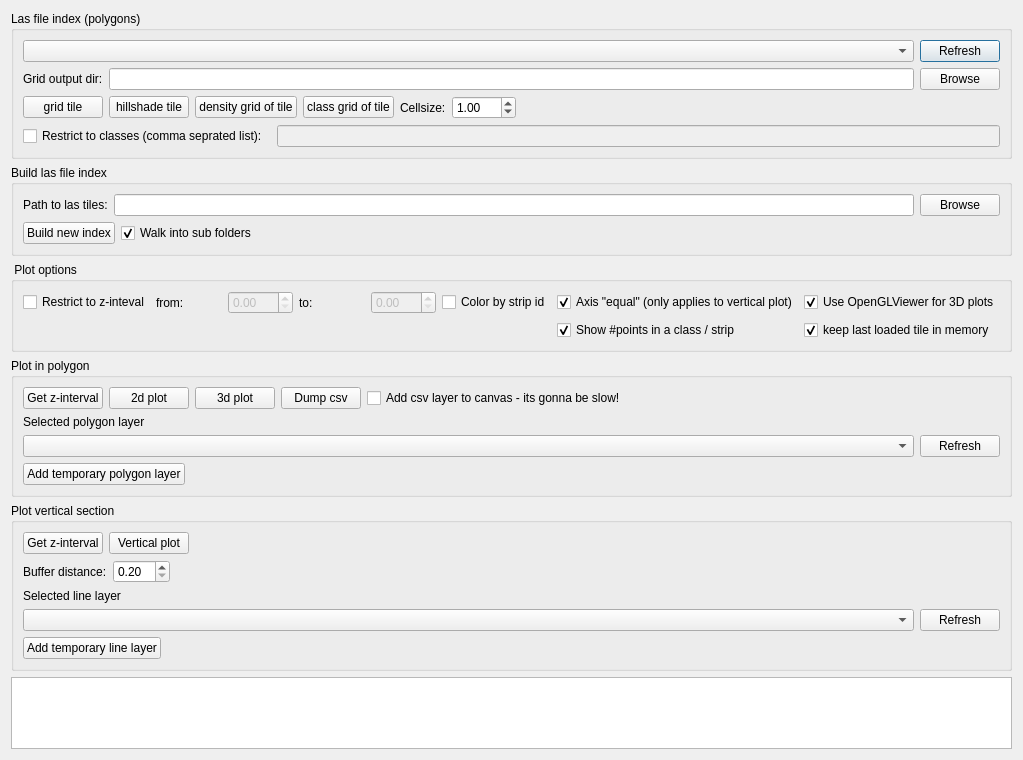
Old version of the form pcplot/Ui_PcPlot.ui in the repository SDFIdk/DHMQC.
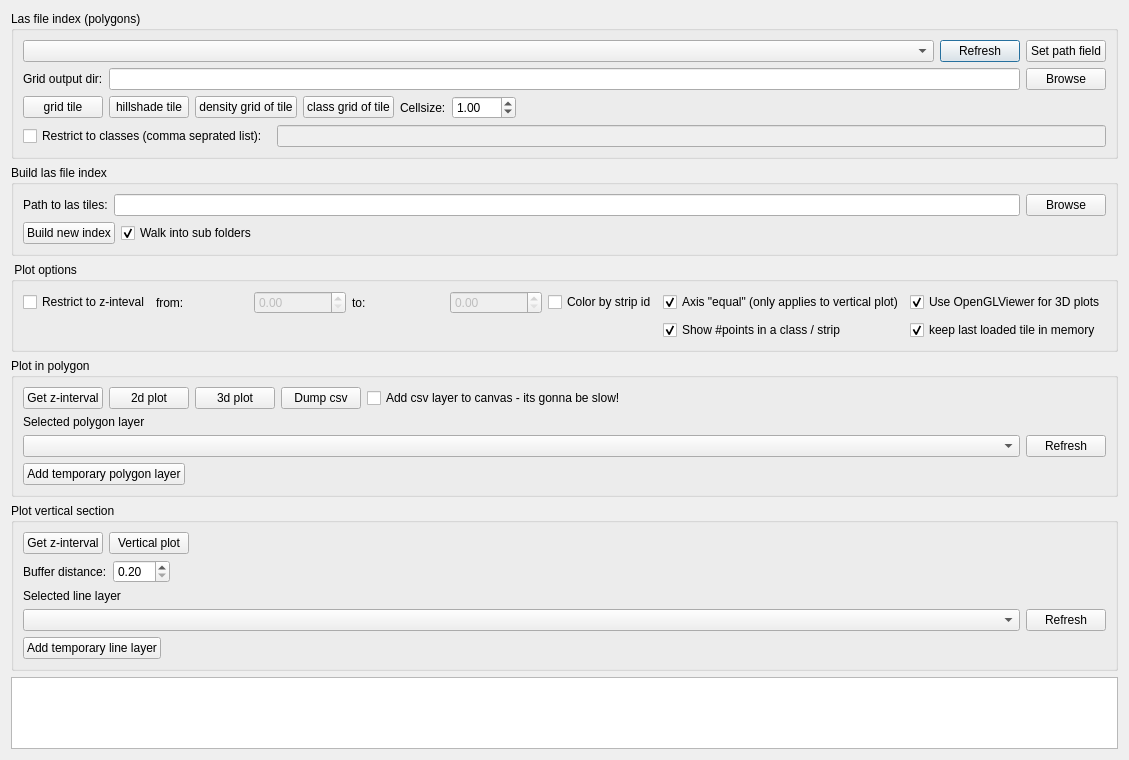
New version of the form.

```diff
--- a/pcplot/Ui_PcPlot.ui
+++ b/pcplot/Ui_PcPlot.ui
@@ -6,7 +6,7 @@
    <rect>
     <x>0</x>
     <y>0</y>
-    <width>1023</width>
+    <width>1129</width>
     <height>760</height>
    </rect>
   </property>
@@ -38,6 +38,19 @@
           </property>
          </widget>
         </item>
+        <item>
+         <widget class="QPushButton" name="bt_set_index_path_field">
+          <property name="sizePolicy">
+           <sizepolicy hsizetype="Fixed" vsizetype="Fixed">
+            <horstretch>0</horstretch>
+            <verstretch>0</verstretch>
+           </sizepolicy>
+          </property>
+          <property name="text">
+           <string>Set path field</string>
+          </property>
+         </widget>
+        </item>
        </layout>
       </item>
       <item>
```
